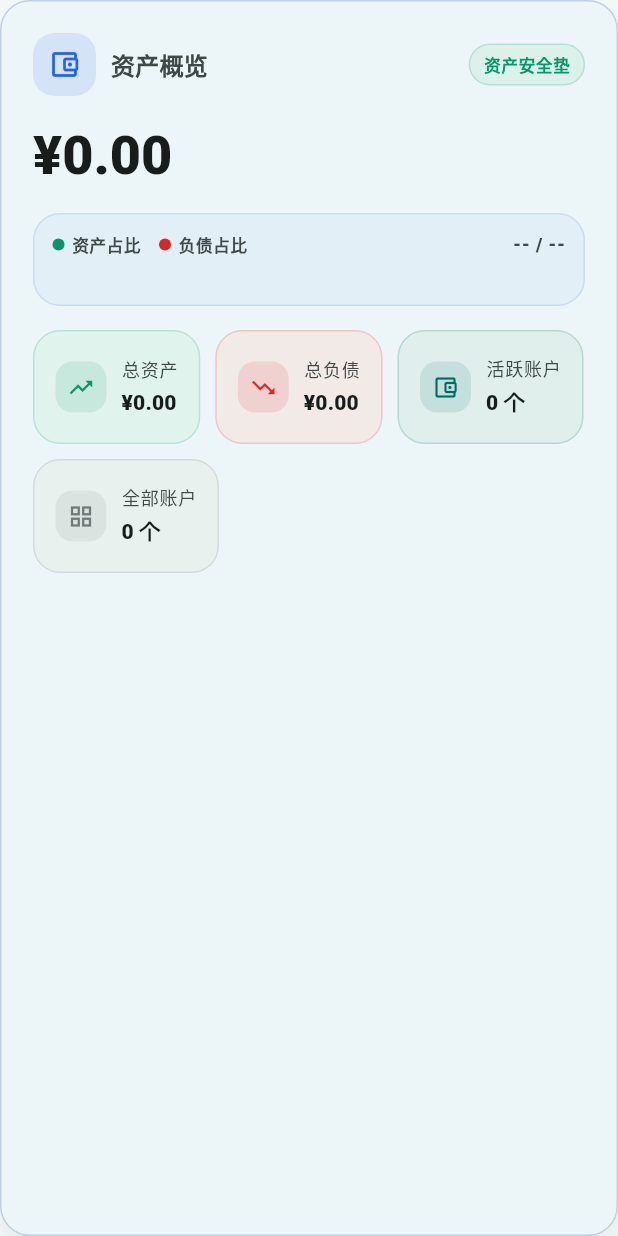
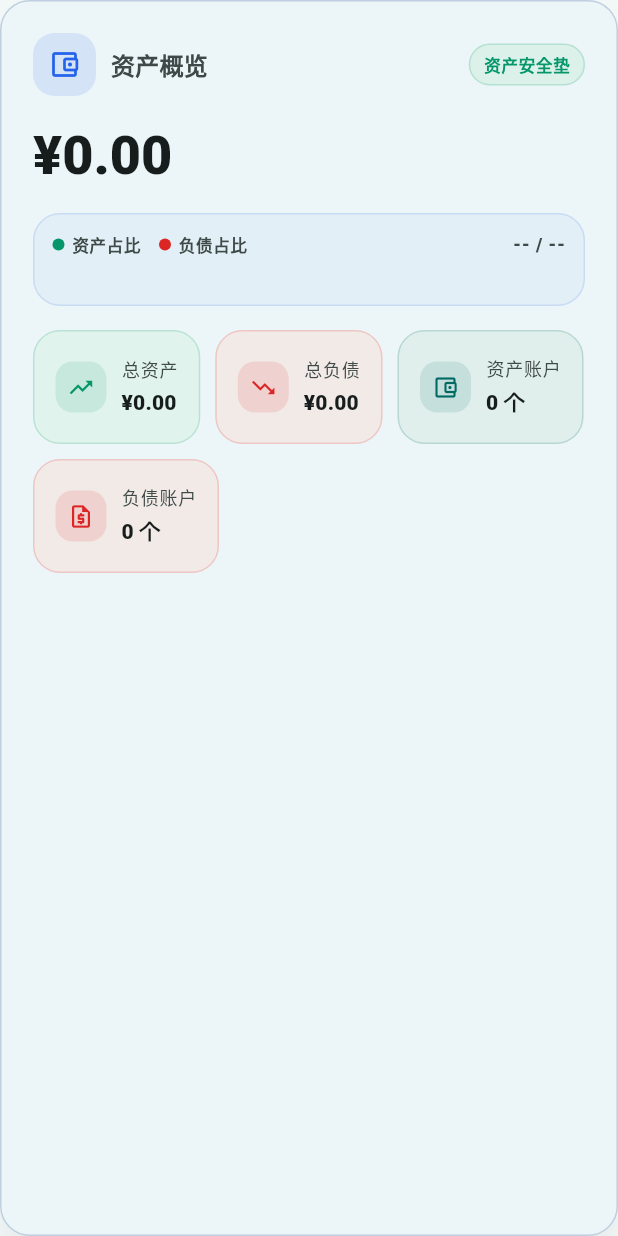
Before and after one commit to sky121666/sky-PersonalLedger, a Flutter app: the _AccountSummaryCard widget shown alone on an empty page, opened directly with empty values, on a phone screen of 412 x 824 dp. Run offline on Flutter 3.47's test engine with Material 3 defaults, Android fonts, the phone set to English and light mode, and no system bars; our stand-ins replace dio, file_picker, flutter_riverpod, flutter_secure_storage, go_router, image_picker and 1 more; accounts and stored records are empty; network calls fail.

Commit message:
feat(mobile): add account structure signals

```diff
--- a/mobile/lib/features/accounts/presentation/accounts_page.dart
+++ b/mobile/lib/features/accounts/presentation/accounts_page.dart
@@ -212,6 +212,10 @@ class _AccountSummaryCard extends StatelessWidget {
     final activeCount = result.accounts
         .where((item) => !item.isArchived)
         .length;
+    final activeDebtCount = result.accounts
+        .where((item) => !item.isArchived && _isDebtAccount(item.type))
+        .length;
+    final activeAssetCount = activeCount - activeDebtCount;
     return Semantics(
       label: '净资产 ${_formatMoney(result.netAssets)}',
       child: PremiumSurface(
@@ -267,16 +271,16 @@ class _AccountSummaryCard extends StatelessWidget {
                   color: financeColors.expense,
                 ),
                 MetricPill(
-                  label: '活跃账户',
-                  value: '$activeCount 个',
+                  label: '资产账户',
+                  value: '$activeAssetCount 个',
                   icon: Icons.account_balance_wallet_outlined,
                   color: colorScheme.primary,
                 ),
                 MetricPill(
-                  label: '全部账户',
-                  value: '${result.accounts.length} 个',
-                  icon: Icons.grid_view_outlined,
-                  color: colorScheme.outline,
+                  label: '负债账户',
+                  value: '$activeDebtCount 个',
+                  icon: Icons.request_quote_outlined,
+                  color: financeColors.expense,
                 ),
               ],
             ),
```
Also changed, not shown: 1 other file.
